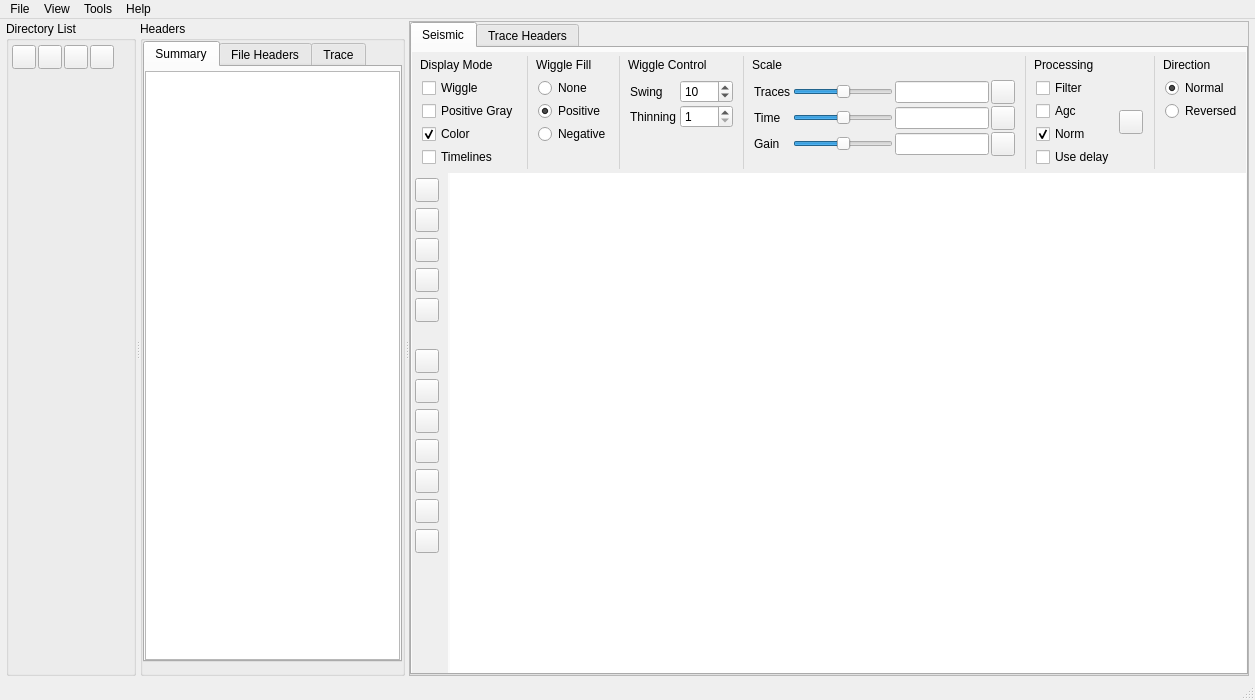
Before: the Qt Designer form SeiSeeMp/mainwindow.ui in wangweiwei104/SeiSee, drawn with Qt 5.
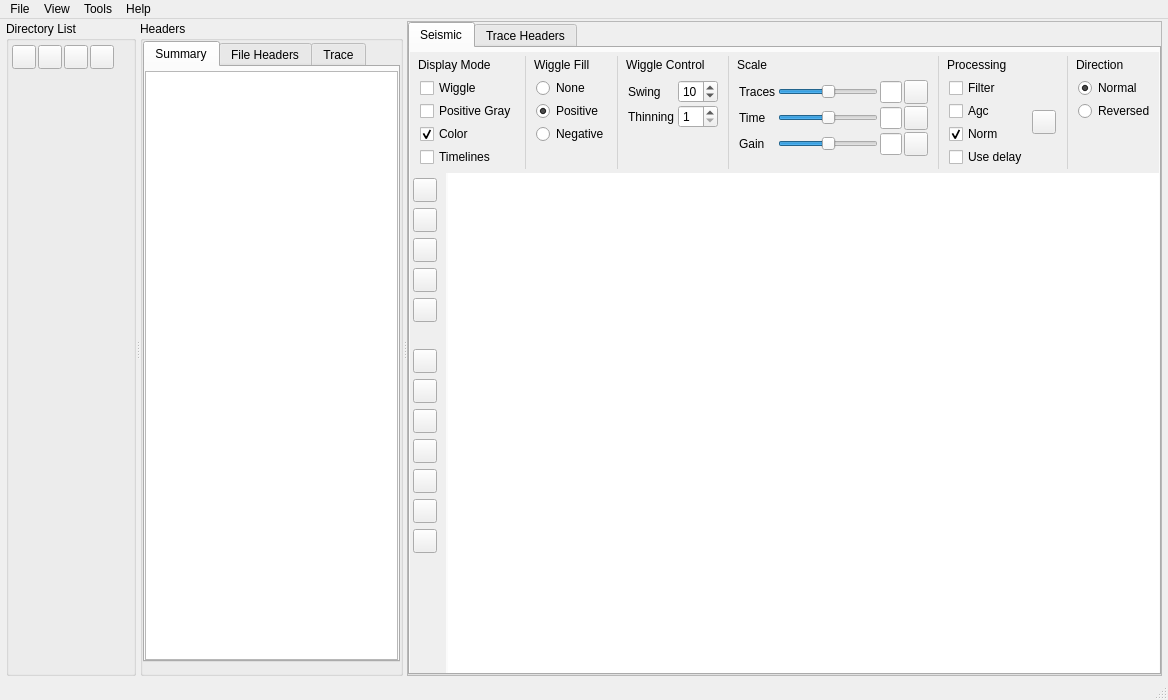
After: the same form once the commit is applied. Icons and pictures are not drawn. Custom widgets are drawn as their Qt base class.

Commit message: 使用黄金比例设置初始窗口大小

The edit to the form file:
```diff
--- a/SeiSeeMp/mainwindow.ui
+++ b/SeiSeeMp/mainwindow.ui
@@ -6,7 +6,7 @@
    <rect>
     <x>0</x>
     <y>0</y>
-    <width>1255</width>
+    <width>1130</width>
     <height>700</height>
    </rect>
   </property>
```
The commit also changes 1 other file.
